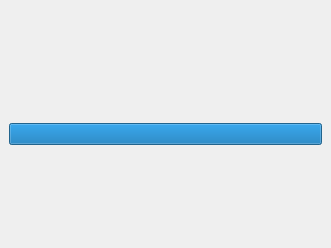
Old version of the form src/mvdshared/ui/importsummarypage.ui in the repository hippydream/movida.
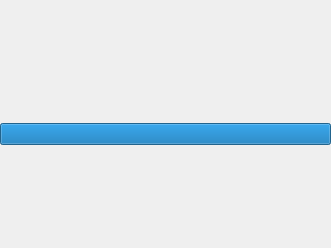
New version of the form. Custom widgets are drawn as their Qt base class.

Commit message: Reduced margin.

```diff
--- a/src/mvdshared/ui/importsummarypage.ui
+++ b/src/mvdshared/ui/importsummarypage.ui
@@ -31,6 +31,9 @@
        </rect>
       </property>
       <layout class="QGridLayout" >
+       <property name="margin" >
+        <number>0</number>
+       </property>
        <item row="0" column="0" >
         <spacer>
          <property name="orientation" >
```
Left out of the diff: 3 changed lines with no effect on the pictures. The commit also changes 1 other file.
